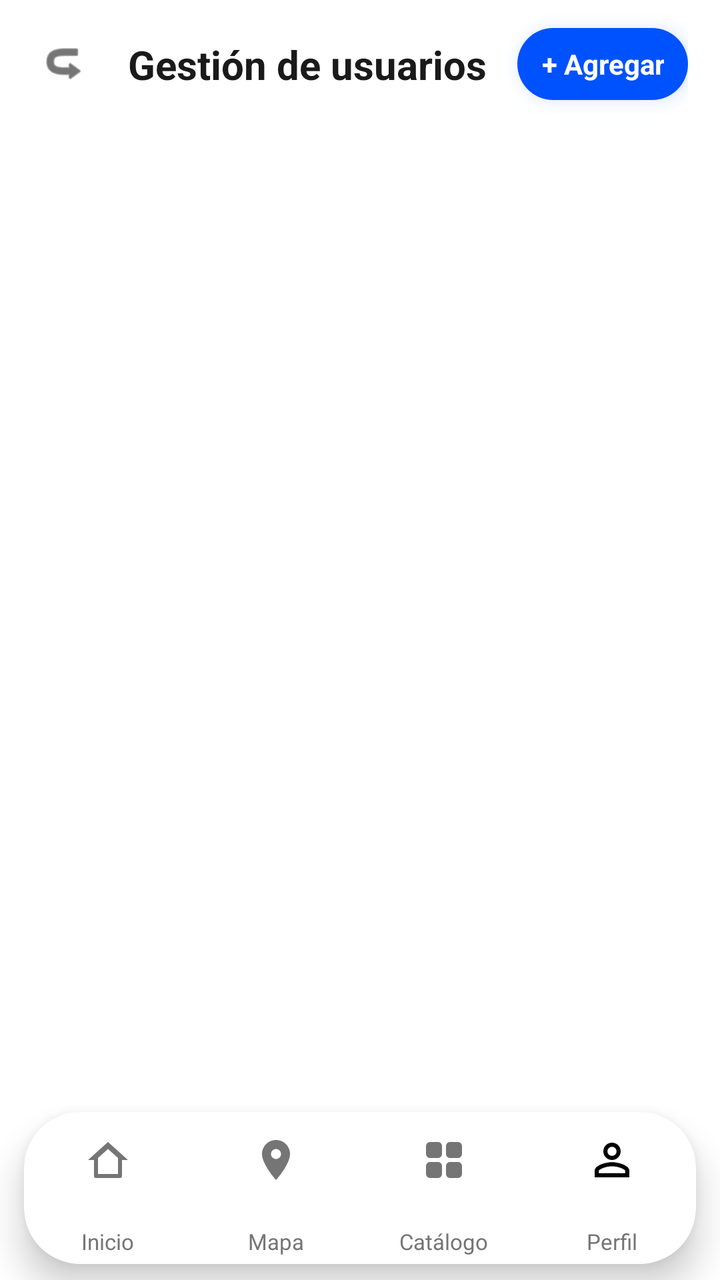
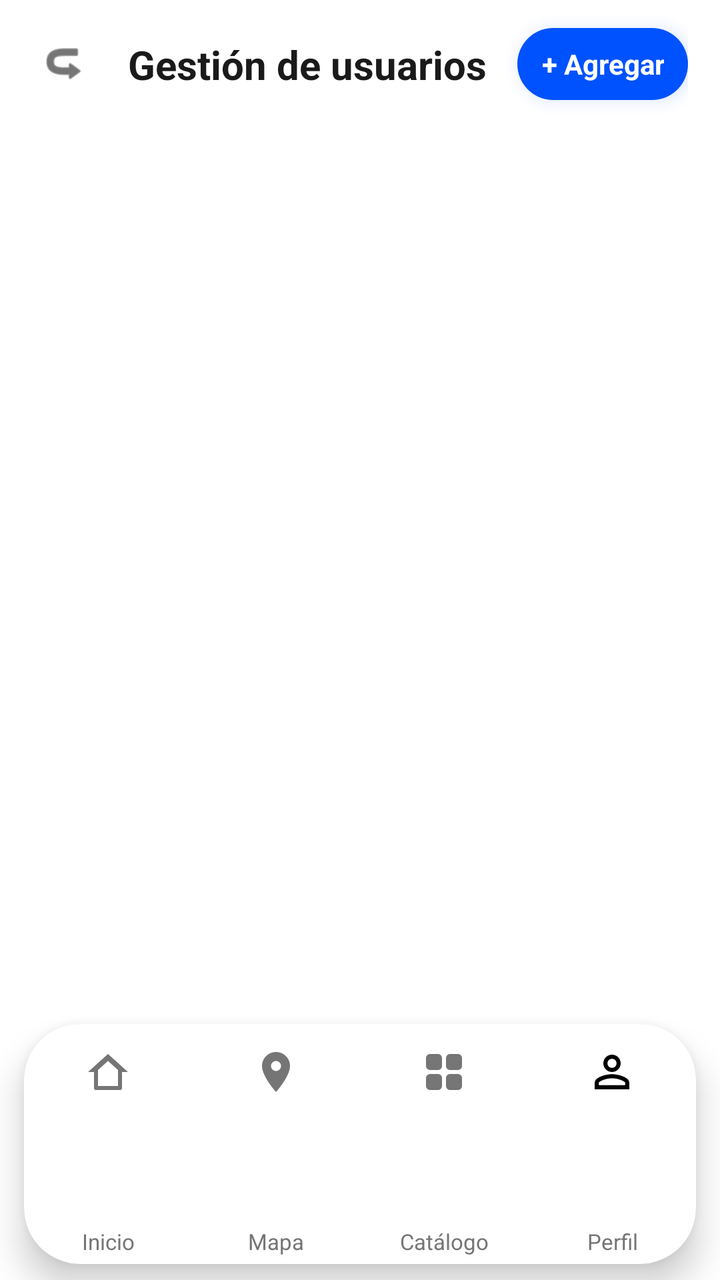

Two renders of the same Android screen: before a commit and after it. Below are the layout's source before the change and the commit's diff.
<!-- AndroidManifest.xml: application theme Theme.MyApplication -->
<!-- res/layout/activity_manage_users.xml -->
<?xml version="1.0" encoding="utf-8"?>
<androidx.constraintlayout.widget.ConstraintLayout xmlns:android="http://schemas.android.com/apk/res/android"
    xmlns:app="http://schemas.android.com/apk/res-auto"
    xmlns:tools="http://schemas.android.com/tools"
    android:id="@+id/main"
    android:layout_width="match_parent"
    android:layout_height="match_parent"
    tools:context=".ManageUsersActivity">

    
    <androidx.constraintlayout.widget.ConstraintLayout
        android:id="@+id/cl_top_bar"
        android:layout_width="match_parent"
        android:layout_height="64dp"
        android:paddingHorizontal="16dp"
        app:layout_constraintTop_toTopOf="parent">

        <ImageView
            android:id="@+id/iv_back"
            android:layout_width="32dp"
            android:layout_height="32dp"
            android:contentDescription="@null"
            android:padding="4dp"
            android:rotation="180"
            android:src="@android:drawable/ic_menu_revert"
            app:layout_constraintBottom_toBottomOf="parent"
            app:layout_constraintStart_toStartOf="parent"
            app:layout_constraintTop_toTopOf="parent"
            app:tint="@color/text_black" />

        <TextView
            android:id="@+id/tv_title"
            android:layout_width="0dp"
            android:layout_height="wrap_content"
            android:layout_marginStart="16dp"
            android:layout_marginEnd="8dp"
            android:text="@string/manage_users"
            android:textColor="@color/text_black"
            android:textSize="20sp"
            android:textStyle="bold"
            app:layout_constraintBottom_toBottomOf="parent"
            app:layout_constraintEnd_toStartOf="@id/btn_add_user"
            app:layout_constraintStart_toEndOf="@id/iv_back"
            app:layout_constraintTop_toTopOf="parent" />

        <TextView
            android:id="@+id/btn_add_user"
            android:layout_width="wrap_content"
            android:layout_height="36dp"
            android:elevation="5dp"
            android:outlineAmbientShadowColor="@color/brand_blue"
            android:outlineSpotShadowColor="@color/brand_blue"
            android:background="@drawable/bg_add_button"
            android:gravity="center"
            android:paddingHorizontal="12dp"
            android:text="@string/btn_add"
            android:textColor="@color/white"
            android:textSize="14sp"
            android:textStyle="bold"
            app:layout_constraintBottom_toBottomOf="parent"
            app:layout_constraintEnd_toEndOf="parent"
            app:layout_constraintTop_toTopOf="parent" />

    </androidx.constraintlayout.widget.ConstraintLayout>

    
    <ScrollView
        android:layout_width="match_parent"
        android:layout_height="0dp"
        android:fillViewport="true"
        app:layout_constraintBottom_toTopOf="@id/custom_bottom_nav"
        app:layout_constraintTop_toBottomOf="@id/cl_top_bar">

        <LinearLayout
            android:id="@+id/ll_users_container"
            android:layout_width="match_parent"
            android:layout_height="wrap_content"
            android:orientation="vertical"
            android:padding="16dp" />

    </ScrollView>

    
    <include
        android:id="@+id/custom_bottom_nav"
        layout="@layout/layout_custom_bottom_nav"
        android:layout_width="match_parent"
        android:layout_height="96dp"
        app:layout_constraintBottom_toBottomOf="parent"
        app:layout_constraintEnd_toEndOf="parent"
        app:layout_constraintStart_toStartOf="parent" />

</androidx.constraintlayout.widget.ConstraintLayout>
<!-- res/layout/layout_custom_bottom_nav.xml (included above) -->
<?xml version="1.0" encoding="utf-8"?>
<FrameLayout xmlns:android="http://schemas.android.com/apk/res/android"
    xmlns:app="http://schemas.android.com/apk/res-auto"
    xmlns:tools="http://schemas.android.com/tools"
    android:id="@+id/custom_bottom_nav"
    android:layout_width="match_parent"
    android:layout_height="96dp"
    android:clipChildren="false"
    android:clipToPadding="false"
    tools:ignore="MergeRootFrame">

    
    <androidx.cardview.widget.CardView
        android:id="@+id/cv_nav_bar"
        android:layout_width="match_parent"
        android:layout_height="76dp"
        android:layout_gravity="bottom"
        android:layout_marginStart="12dp"
        android:layout_marginEnd="12dp"
        android:layout_marginBottom="8dp"
        app:cardBackgroundColor="@color/nav_bar_surface"
        app:cardCornerRadius="28dp"
        app:cardElevation="10dp"
        app:cardMaxElevation="14dp"
        app:cardPreventCornerOverlap="false">

        <LinearLayout
            android:layout_width="match_parent"
            android:layout_height="match_parent"
            android:baselineAligned="false"
            android:orientation="horizontal"
            android:weightSum="4">

            
            <FrameLayout
                android:id="@+id/tab_home"
                android:layout_width="0dp"
                android:layout_height="match_parent"
                android:layout_weight="1"
                android:background="?attr/selectableItemBackgroundBorderless"
                android:clickable="true"
                android:clipChildren="false"
                android:clipToPadding="false"
                android:focusable="true">

                
                <View
                    android:id="@+id/v_home_ring"
                    android:layout_width="54dp"
                    android:layout_height="54dp"
                    android:layout_gravity="center_horizontal|top"
                    android:layout_marginTop="0dp"
                    android:background="@drawable/bg_nav_active_ring"
                    android:elevation="6dp"
                    android:visibility="gone"
                    tools:visibility="visible" />

                
                <FrameLayout
                    android:id="@+id/fl_home_icon_container"
                    android:layout_width="46dp"
                    android:layout_height="46dp"
                    android:layout_gravity="center_horizontal|top"
                    android:layout_marginTop="4dp"
                    android:background="@drawable/bg_nav_active_circle"
                    android:elevation="8dp"
                    android:visibility="gone"
                    tools:visibility="visible">

                    <ImageView
                        android:id="@+id/iv_home_active_icon"
                        android:layout_width="24dp"
                        android:layout_height="24dp"
                        android:layout_gravity="center"
                        android:contentDescription="@string/nav_home"
                        android:src="@drawable/ic_nav_home"
                        app:tint="@color/white" />
                </FrameLayout>

                
                <ImageView
                    android:id="@+id/iv_home_inactive_icon"
                    android:layout_width="24dp"
                    android:layout_height="24dp"
                    android:layout_gravity="center_horizontal|top"
                    android:layout_marginTop="12dp"
                    android:contentDescription="@string/nav_home"
                    android:src="@drawable/ic_nav_home"
                    app:tint="@color/text_grey" />

                
                <TextView
                    android:id="@+id/tv_home_label"
                    android:layout_width="wrap_content"
                    android:layout_height="wrap_content"
                    android:layout_gravity="center_horizontal|bottom"
                    android:layout_marginBottom="4dp"
                    android:text="@string/nav_home"
                    android:textColor="@color/text_grey"
                    android:textSize="11sp"
                    android:textStyle="normal" />

            </FrameLayout>

            
            <FrameLayout
                android:id="@+id/tab_map"
                android:layout_width="0dp"
                android:layout_height="match_parent"
                android:layout_weight="1"
                android:background="?attr/selectableItemBackgroundBorderless"
                android:clickable="true"
                android:clipChildren="false"
                android:clipToPadding="false"
                android:focusable="true">

                
                <View
                    android:id="@+id/v_map_ring"
                    android:layout_width="54dp"
                    android:layout_height="54dp"
                    android:layout_gravity="center_horizontal|top"
                    android:layout_marginTop="0dp"
                    android:background="@drawable/bg_nav_active_ring"
                    android:elevation="6dp"
                    android:visibility="gone"
                    tools:visibility="gone" />

                
                <FrameLayout
                    android:id="@+id/fl_map_icon_container"
                    android:layout_width="46dp"
                    android:layout_height="46dp"
                    android:layout_gravity="center_horizontal|top"
                    android:layout_marginTop="4dp"
                    android:background="@drawable/bg_nav_active_circle"
                    android:elevation="8dp"
                    android:visibility="gone"
                    tools:visibility="gone">

                    <ImageView
                        android:id="@+id/iv_map_active_icon"
                        android:layout_width="24dp"
                        android:layout_height="24dp"
                        android:layout_gravity="center"
                        android:contentDescription="@string/nav_map"
                        android:src="@drawable/ic_nav_map"
                        app:tint="@color/white" />
                </FrameLayout>

                
                <ImageView
                    android:id="@+id/iv_map_inactive_icon"
                    android:layout_width="24dp"
                    android:layout_height="24dp"
                    android:layout_gravity="center_horizontal|top"
                    android:layout_marginTop="12dp"
                    android:contentDescription="@string/nav_map"
                    android:src="@drawable/ic_nav_map"
                    app:tint="@color/text_grey" />

                
                <TextView
                    android:id="@+id/tv_map_label"
                    android:layout_width="wrap_content"
                    android:layout_height="wrap_content"
                    android:layout_gravity="center_horizontal|bottom"
                    android:layout_marginBottom="4dp"
                    android:text="@string/nav_map"
                    android:textColor="@color/text_grey"
                    android:textSize="11sp"
                    android:textStyle="normal" />

            </FrameLayout>

            
            <FrameLayout
                android:id="@+id/tab_catalog"
                android:layout_width="0dp"
                android:layout_height="match_parent"
                android:layout_weight="1"
                android:background="?attr/selectableItemBackgroundBorderless"
                android:clickable="true"
                android:clipChildren="false"
                android:clipToPadding="false"
                android:focusable="true">

                
                <View
                    android:id="@+id/v_catalog_ring"
                    android:layout_width="54dp"
                    android:layout_height="54dp"
                    android:layout_gravity="center_horizontal|top"
                    android:layout_marginTop="0dp"
                    android:background="@drawable/bg_nav_active_ring"
                    android:elevation="6dp"
                    android:visibility="gone"
                    tools:visibility="gone" />

                
                <FrameLayout
                    android:id="@+id/fl_catalog_icon_container"
                    android:layout_width="46dp"
                    android:layout_height="46dp"
                    android:layout_gravity="center_horizontal|top"
                    android:layout_marginTop="4dp"
                    android:background="@drawable/bg_nav_active_circle"
                    android:elevation="8dp"
                    android:visibility="gone"
                    tools:visibility="gone">

                    <ImageView
                        android:id="@+id/iv_catalog_active_icon"
                        android:layout_width="24dp"
                        android:layout_height="24dp"
                        android:layout_gravity="center"
                        android:contentDescription="@string/nav_catalog"
                        android:src="@drawable/ic_nav_catalog"
                        app:tint="@color/white" />
                </FrameLayout>

                
                <ImageView
                    android:id="@+id/iv_catalog_inactive_icon"
                    android:layout_width="24dp"
                    android:layout_height="24dp"
                    android:layout_gravity="center_horizontal|top"
                    android:layout_marginTop="12dp"
                    android:contentDescription="@string/nav_catalog"
                    android:src="@drawable/ic_nav_catalog"
                    app:tint="@color/text_grey" />

                
                <TextView
                    android:id="@+id/tv_catalog_label"
                    android:layout_width="wrap_content"
                    android:layout_height="wrap_content"
                    android:layout_gravity="center_horizontal|bottom"
                    android:layout_marginBottom="4dp"
                    android:text="@string/nav_catalog"
                    android:textColor="@color/text_grey"
                    android:textSize="11sp"
                    android:textStyle="normal" />

            </FrameLayout>

            
            <FrameLayout
                android:id="@+id/tab_profile"
                android:layout_width="0dp"
                android:layout_height="match_parent"
                android:layout_weight="1"
                android:background="?attr/selectableItemBackgroundBorderless"
                android:clickable="true"
                android:clipChildren="false"
                android:clipToPadding="false"
                android:focusable="true">

                
                <View
                    android:id="@+id/v_profile_ring"
                    android:layout_width="54dp"
                    android:layout_height="54dp"
                    android:layout_gravity="center_horizontal|top"
                    android:layout_marginTop="0dp"
                    android:background="@drawable/bg_nav_active_ring"
                    android:elevation="6dp"
                    android:visibility="gone"
                    tools:visibility="gone" />

                
                <FrameLayout
                    android:id="@+id/fl_profile_icon_container"
                    android:layout_width="46dp"
                    android:layout_height="46dp"
                    android:layout_gravity="center_horizontal|top"
                    android:layout_marginTop="4dp"
                    android:background="@drawable/bg_nav_active_circle"
                    android:elevation="8dp"
                    android:padding="3dp"
                    android:visibility="gone"
                    tools:visibility="gone">

                    <com.google.android.material.imageview.ShapeableImageView
                        android:id="@+id/iv_profile_active_avatar"
                        android:layout_width="match_parent"
                        android:layout_height="match_parent"
                        android:contentDescription="@string/nav_profile"
                        android:scaleType="centerCrop"
                        android:src="@drawable/ic_person_outline"
                        app:shapeAppearanceOverlay="@style/ShapeAppearance.App.Circle" />
                </FrameLayout>

                
                <com.google.android.material.imageview.ShapeableImageView
                    android:id="@+id/iv_profile_inactive_avatar"
                    android:layout_width="26dp"
                    android:layout_height="26dp"
                    android:layout_gravity="center_horizontal|top"
                    android:layout_marginTop="11dp"
                    android:contentDescription="@string/nav_profile"
                    android:scaleType="centerCrop"
                    android:src="@drawable/ic_person_outline"
                    app:shapeAppearanceOverlay="@style/ShapeAppearance.App.Circle" />

                
                <TextView
                    android:id="@+id/tv_profile_label"
                    android:layout_width="wrap_content"
                    android:layout_height="wrap_content"
                    android:layout_gravity="center_horizontal|bottom"
                    android:layout_marginBottom="4dp"
                    android:text="@string/nav_profile"
                    android:textColor="@color/text_grey"
                    android:textSize="11sp"
                    android:textStyle="normal" />

            </FrameLayout>

        </LinearLayout>
    </androidx.cardview.widget.CardView>
</FrameLayout>
<!-- resources referenced by this layout -->
<resources>
  <color name="brand_blue">#0052FF</color>
  <color name="nav_bar_surface">#FFFFFF</color>
  <color name="text_black">#1A1A1A</color>
  <color name="text_grey">#757575</color>
  <color name="white">#FFFFFFFF</color>
  <!-- drawable bg_add_button (drawable) -->
  <?xml version="1.0" encoding="utf-8"?>
  <shape xmlns:android="http://schemas.android.com/apk/res/android">
      <solid android:color="@color/brand_blue" />
      <corners android:radius="20dp" />
  </shape>
  <!-- drawable bg_nav_active_circle (drawable) -->
  <?xml version="1.0" encoding="utf-8"?>
  <shape xmlns:android="http://schemas.android.com/apk/res/android"
      android:shape="oval">
      <gradient
          android:angle="135"
          android:endColor="#0066FF"
          android:startColor="#0B57CF"
          android:type="linear" />
  </shape>
  <!-- drawable bg_nav_active_ring (drawable) -->
  <?xml version="1.0" encoding="utf-8"?>
  <shape xmlns:android="http://schemas.android.com/apk/res/android"
      android:shape="oval">
      <solid android:color="@color/surface_background" />
  </shape>
  <!-- drawable ic_nav_home (drawable) -->
  <vector xmlns:android="http://schemas.android.com/apk/res/android"
      android:width="24dp"
      android:height="24dp"
      android:viewportWidth="24"
      android:viewportHeight="24">
      <path
          android:fillColor="#FF000000"
          android:pathData="M12,3L2,12h3v8a1,1 0 0,0 1,1h12a1,1 0 0,0 1,-1v-8h3L12,3z M17,19H7v-8l5,-4.5l5,4.5v8z" />
  </vector>
  <string name="btn_add">+ Agregar</string>
  <string name="manage_users">Gestión de usuarios</string>
  <string name="nav_catalog">Catálogo</string>
  <string name="nav_home">Inicio</string>
  <string name="nav_map">Mapa</string>
  <string name="nav_profile">Perfil</string>
  <style name="ShapeAppearance.App.Circle" parent="ShapeAppearance.MaterialComponents.SmallComponent">
          <item name="cornerSize">50%</item>
      </style>
  <style name="Theme.MyApplication" parent="Theme.MaterialComponents.DayNight.NoActionBar">
          
          <item name="colorPrimary">@color/purple_500</item>
          <item name="colorPrimaryVariant">@color/purple_700</item>
          <item name="colorOnPrimary">@color/white</item>
          
          <item name="colorSecondary">@color/teal_200</item>
          <item name="colorSecondaryVariant">@color/teal_700</item>
          <item name="colorOnSecondary">@color/black</item>
          
          <item name="android:statusBarColor">?attr/colorPrimaryVariant</item>
          <item name="android:windowBackground">@color/surface_background</item>
          
          <item name="android:editTextColor">@color/text_black</item>
          <item name="android:textColorPrimary">@color/text_black</item>
          <item name="materialButtonStyle">@style/Widget.TechnoCat.Button</item>
          
      </style>
  <color name="surface_background">#FFFFFF</color>
  <color name="purple_500">#FF6200EE</color>
  <color name="purple_700">#FF3700B3</color>
  <color name="teal_200">#FF03DAC5</color>
  <color name="teal_700">#FF018786</color>
  <color name="black">#FF000000</color>
  <style name="Widget.TechnoCat.Button" parent="Widget.MaterialComponents.Button">
          <item name="android:elevation">5dp</item>
          <item name="android:outlineSpotShadowColor">@color/brand_blue</item>
          <item name="android:outlineAmbientShadowColor">@color/brand_blue</item>
          <item name="rippleColor">@color/button_ripple</item>
      </style>
  <color name="button_ripple">#330052FF</color>
  <!-- unchanged entries left out for length: 3 -->
</resources>

<!-- the commit's change to res/layout/activity_manage_users.xml (unified diff, before → after) -->
@@ -11,7 +11,8 @@
     <androidx.constraintlayout.widget.ConstraintLayout
         android:id="@+id/cl_top_bar"
         android:layout_width="match_parent"
-        android:layout_height="64dp"
+        android:layout_height="wrap_content"
+        android:minHeight="64dp"
         android:paddingHorizontal="16dp"
         app:layout_constraintTop_toTopOf="parent">
 
@@ -26,7 +27,8 @@
             app:layout_constraintBottom_toBottomOf="parent"
             app:layout_constraintStart_toStartOf="parent"
             app:layout_constraintTop_toTopOf="parent"
-            app:tint="@color/text_black" />
+            app:tint="@color/text_black"
+            android:foreground="?attr/selectableItemBackground"/>
 
         <TextView
             android:id="@+id/tv_title"
@@ -46,7 +48,7 @@
         <TextView
             android:id="@+id/btn_add_user"
             android:layout_width="wrap_content"
-            android:layout_height="36dp"
+            android:layout_height="wrap_content"
             android:elevation="5dp"
             android:outlineAmbientShadowColor="@color/brand_blue"
             android:outlineSpotShadowColor="@color/brand_blue"
@@ -54,12 +56,15 @@
             android:gravity="center"
             android:paddingHorizontal="12dp"
             android:text="@string/btn_add"
-            android:textColor="@color/white"
+            android:textColor="?attr/colorOnPrimary"
             android:textSize="14sp"
             android:textStyle="bold"
             app:layout_constraintBottom_toBottomOf="parent"
             app:layout_constraintEnd_toEndOf="parent"
-            app:layout_constraintTop_toTopOf="parent" />
+            app:layout_constraintTop_toTopOf="parent"
+            android:foreground="?attr/selectableItemBackground"
+        android:minHeight="36dp"
+    />
 
     </androidx.constraintlayout.widget.ConstraintLayout>
 
@@ -85,7 +90,7 @@
         android:id="@+id/custom_bottom_nav"
         layout="@layout/layout_custom_bottom_nav"
         android:layout_width="match_parent"
-        android:layout_height="96dp"
+        android:layout_height="136dp"
         app:layout_constraintBottom_toBottomOf="parent"
         app:layout_constraintEnd_toEndOf="parent"
         app:layout_constraintStart_toStartOf="parent" />
@@ -98,7 +103,7 @@
     xmlns:tools="http://schemas.android.com/tools"
     android:id="@+id/custom_bottom_nav"
     android:layout_width="match_parent"
-    android:layout_height="96dp"
+    android:layout_height="136dp"
     android:clipChildren="false"
     android:clipToPadding="false"
     tools:ignore="MergeRootFrame">
@@ -107,7 +112,7 @@
     <androidx.cardview.widget.CardView
         android:id="@+id/cv_nav_bar"
         android:layout_width="match_parent"
-        android:layout_height="76dp"
+        android:layout_height="120dp"
         android:layout_gravity="bottom"
         android:layout_marginStart="12dp"
         android:layout_marginEnd="12dp"
@@ -185,8 +190,10 @@
                 
                 <TextView
                     android:id="@+id/tv_home_label"
-                    android:layout_width="wrap_content"
+                    android:layout_width="match_parent"
                     android:layout_height="wrap_content"
+                    android:gravity="center"
+                    android:paddingHorizontal="2dp"
                     android:layout_gravity="center_horizontal|bottom"
                     android:layout_marginBottom="4dp"
                     android:text="@string/nav_home"
@@ -256,8 +263,10 @@
                 
                 <TextView
                     android:id="@+id/tv_map_label"
-                    android:layout_width="wrap_content"
+                    android:layout_width="match_parent"
                     android:layout_height="wrap_content"
+                    android:gravity="center"
+                    android:paddingHorizontal="2dp"
                     android:layout_gravity="center_horizontal|bottom"
                     android:layout_marginBottom="4dp"
                     android:text="@string/nav_map"
@@ -327,8 +336,10 @@
                 
                 <TextView
                     android:id="@+id/tv_catalog_label"
-                    android:layout_width="wrap_content"
+                    android:layout_width="match_parent"
                     android:layout_height="wrap_content"
+                    android:gravity="center"
+                    android:paddingHorizontal="2dp"
                     android:layout_gravity="center_horizontal|bottom"
                     android:layout_marginBottom="4dp"
                     android:text="@string/nav_catalog"
@@ -400,8 +411,10 @@
                 
                 <TextView
                     android:id="@+id/tv_profile_label"
-                    android:layout_width="wrap_content"
+                    android:layout_width="match_parent"
                     android:layout_height="wrap_content"
+                    android:gravity="center"
+                    android:paddingHorizontal="2dp"
                     android:layout_gravity="center_horizontal|bottom"
                     android:layout_marginBottom="4dp"
                     android:text="@string/nav_profile"
<!-- resource entries referenced after the edit -->
@@ -50,7 +50,7 @@
           
           <item name="colorPrimary">@color/purple_500</item>
           <item name="colorPrimaryVariant">@color/purple_700</item>
-          <item name="colorOnPrimary">@color/white</item>
+          <item name="colorOnPrimary">@color/on_primary</item>
           
           <item name="colorSecondary">@color/teal_200</item>
           <item name="colorSecondaryVariant">@color/teal_700</item>
@@ -67,11 +67,13 @@
   <color name="surface_background">#FFFFFF</color>
   <color name="purple_500">#FF6200EE</color>
   <color name="purple_700">#FF3700B3</color>
+  <color name="on_primary">#FFFFFF</color>
   <color name="teal_200">#FF03DAC5</color>
   <color name="teal_700">#FF018786</color>
   <color name="black">#FF000000</color>
   <style name="Widget.TechnoCat.Button" parent="Widget.MaterialComponents.Button">
           <item name="android:elevation">5dp</item>
+          <item name="android:foreground">?attr/selectableItemBackground</item>
           <item name="android:outlineSpotShadowColor">@color/brand_blue</item>
           <item name="android:outlineAmbientShadowColor">@color/brand_blue</item>
           <item name="rippleColor">@color/button_ripple</item>
